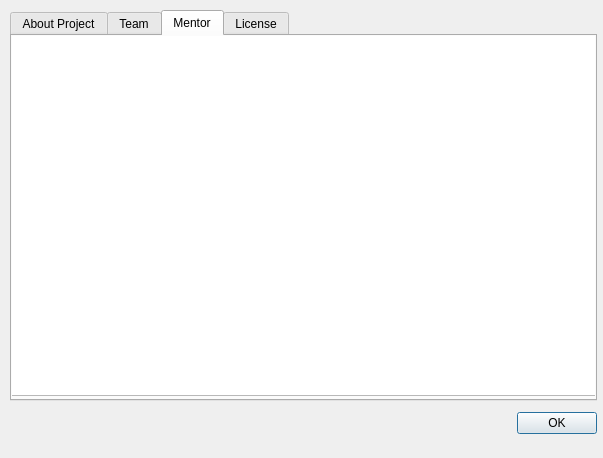
Before: the Qt Designer form App/ui/AboutWindow.ui in shashankrnr32/KannadaTTS-Application, drawn with Qt 5.
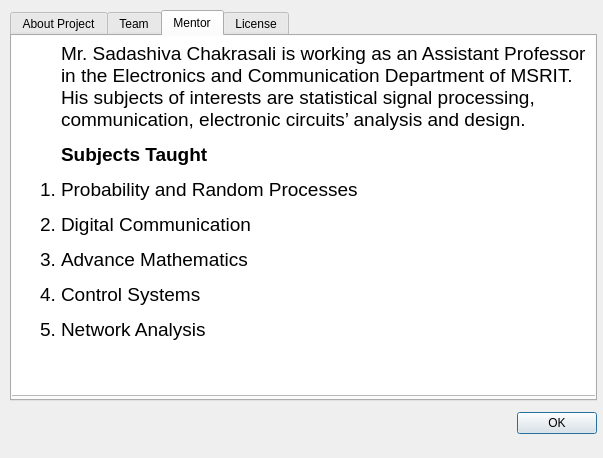
After: the same form once the commit is applied. The open tabs and pages were chosen to show the change. Icons and pictures are not drawn.

Diff of the .ui file:
```diff
--- a/App/ui/AboutWindow.ui
+++ b/App/ui/AboutWindow.ui
@@ -280,7 +280,18 @@
 &lt;html&gt;&lt;head&gt;&lt;meta name=&quot;qrichtext&quot; content=&quot;1&quot; /&gt;&lt;style type=&quot;text/css&quot;&gt;
 p, li { white-space: pre-wrap; }
 &lt;/style&gt;&lt;/head&gt;&lt;body style=&quot; font-family:'Manjari'; font-size:11pt; font-weight:400; font-style:normal;&quot;&gt;
-&lt;p style=&quot;-qt-paragraph-type:empty; margin-top:0px; margin-bottom:0px; margin-left:0px; margin-right:0px; -qt-block-indent:0; text-indent:0px;&quot;&gt;&lt;br /&gt;&lt;/p&gt;&lt;/body&gt;&lt;/html&gt;</string>
+&lt;table border=&quot;0&quot; style=&quot; margin-top:0px; margin-bottom:0px; margin-left:0px; margin-right:0px;&quot; cellspacing=&quot;2&quot; cellpadding=&quot;0&quot;&gt;
+&lt;tr&gt;
+&lt;td&gt;
+&lt;p style=&quot; margin-top:0px; margin-bottom:0px; margin-left:0px; margin-right:0px; -qt-block-indent:0; text-indent:0px;&quot;&gt;&lt;img src=&quot;:/img/img/svc.jpg&quot; width=&quot;150&quot; height=&quot;150&quot; /&gt;&lt;/p&gt;&lt;/td&gt;
+&lt;td&gt;
+&lt;p style=&quot; margin-top:5px; margin-bottom:0px; margin-left:0px; margin-right:0px; -qt-block-indent:1; text-indent:0px;&quot;&gt;&lt;span style=&quot; font-size:14pt;&quot;&gt;Mr. Sadashiva Chakrasali is working as an Assistant Professor in the Electronics and Communication Department of MSRIT. His subjects of interests are statistical signal processing, communication, electronic circuits’ analysis and design. &lt;/span&gt;&lt;/p&gt;
+&lt;p style=&quot; margin-top:12px; margin-bottom:0px; margin-left:0px; margin-right:0px; -qt-block-indent:1; text-indent:0px;&quot;&gt;&lt;span style=&quot; font-size:14pt; font-weight:600;&quot;&gt;Subjects Taught&lt;/span&gt;&lt;/p&gt;
+&lt;ol style=&quot;margin-top: 0px; margin-bottom: 0px; margin-left: 0px; margin-right: 0px; -qt-list-indent: 1;&quot;&gt;&lt;li style=&quot; font-size:14pt;&quot; style=&quot; margin-top:12px; margin-bottom:0px; margin-left:0px; margin-right:0px; -qt-block-indent:0; text-indent:0px;&quot;&gt;Probability and Random Processes&lt;/li&gt;
+&lt;li style=&quot; font-size:14pt;&quot; style=&quot; margin-top:12px; margin-bottom:0px; margin-left:0px; margin-right:0px; -qt-block-indent:0; text-indent:0px;&quot;&gt;Digital Communication&lt;/li&gt;
+&lt;li style=&quot; font-size:14pt;&quot; style=&quot; margin-top:12px; margin-bottom:0px; margin-left:0px; margin-right:0px; -qt-block-indent:0; text-indent:0px;&quot;&gt;Advance Mathematics&lt;/li&gt;
+&lt;li style=&quot; font-size:14pt;&quot; style=&quot; margin-top:12px; margin-bottom:0px; margin-left:0px; margin-right:0px; -qt-block-indent:0; text-indent:0px;&quot;&gt;Control Systems&lt;/li&gt;
+&lt;li style=&quot; font-size:14pt;&quot; style=&quot; margin-top:12px; margin-bottom:0px; margin-left:0px; margin-right:0px; -qt-block-indent:0; text-indent:0px;&quot;&gt;Network Analysis&lt;/li&gt;&lt;/ol&gt;&lt;/td&gt;&lt;/tr&gt;&lt;/table&gt;&lt;/body&gt;&lt;/html&gt;</string>
      </property>
     </widget>
    </widget>
```
Left out of the diff: 10 changed lines with no effect on the pictures.
